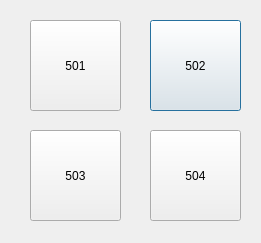
Yay50210/comPo, file avalible_room.ui: the form before one commit.
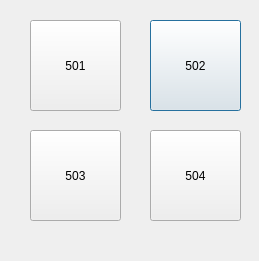
The form after the commit.

What changed in the file:
```diff
--- a/avalible_room.ui
+++ b/avalible_room.ui
@@ -6,8 +6,8 @@
    <rect>
     <x>0</x>
     <y>0</y>
-    <width>261</width>
-    <height>243</height>
+    <width>259</width>
+    <height>261</height>
    </rect>
   </property>
   <property name="windowTitle">
```
